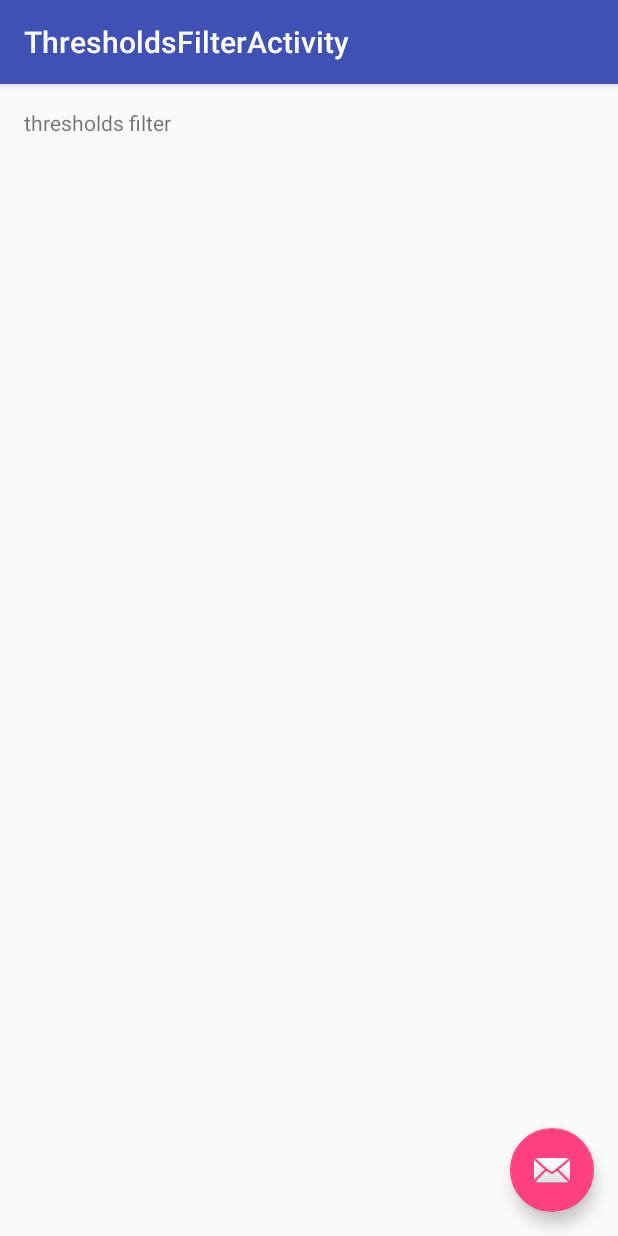
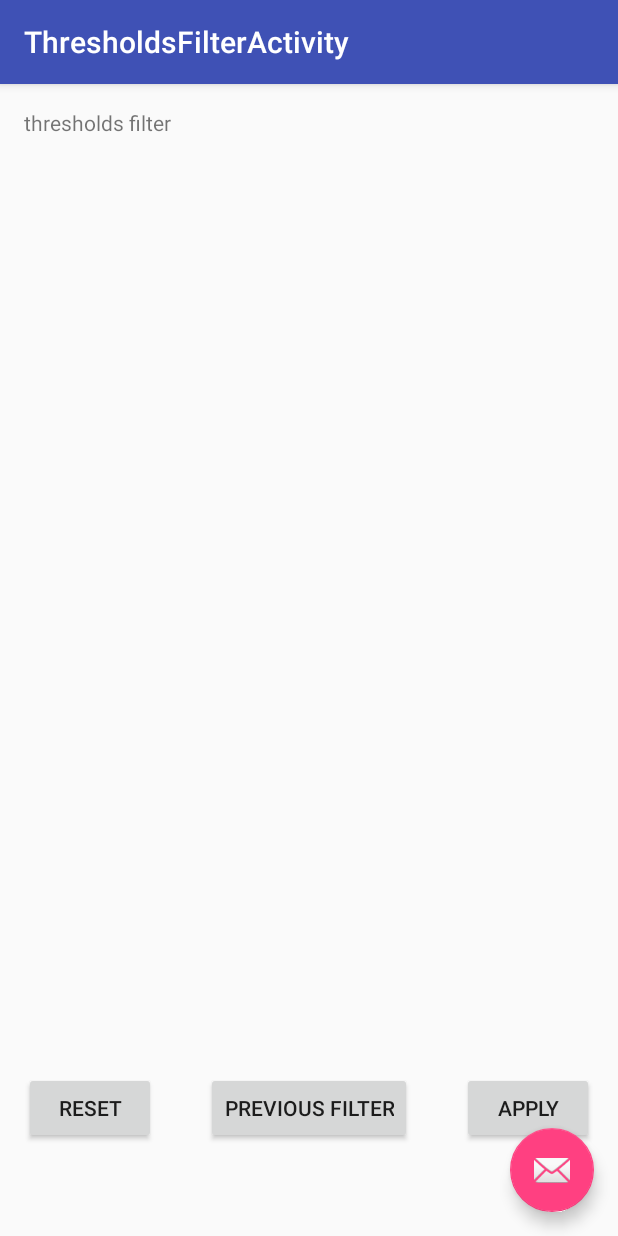
Before and after one commit to HUANG-Yu/Trunkmon, an Android app: the ThresholdsFilterActivity screen opened directly, with no data from a screen before it, on a phone screen of 412 x 824 dp. Run offline under Robolectric (Android 15) with nearby library versions, the phone set to English and light mode, and no system bars.

Commit message:
Merge remote-tracking branch 'origin/master'
# Conflicts:
#	app/src/main/java/net/idt/trunkmon/ThresholdsFilterActivity.java
ct

```diff
--- a/app/src/main/res/layout/content_thresholds_filter.xml
+++ b/app/src/main/res/layout/content_thresholds_filter.xml
@@ -20,4 +20,31 @@
         android:layout_alignParentTop="true"
         android:layout_alignParentLeft="true"
         android:layout_alignParentStart="true" />
+
+    <Button
+        android:layout_width="wrap_content"
+        android:layout_height="wrap_content"
+        android:id="@+id/tResetButton"
+        android:layout_alignTop="@+id/tApplyButton"
+        android:layout_alignParentLeft="true"
+        android:layout_alignParentStart="true"
+        android:text="Reset" />
+
+    <Button
+        android:layout_width="wrap_content"
+        android:layout_height="wrap_content"
+        android:text="Previous Filter"
+        android:id="@+id/tPreFilterButton"
+        android:layout_alignTop="@+id/tApplyButton"
+        android:layout_centerHorizontal="true" />
+
+    <Button
+        android:layout_width="wrap_content"
+        android:layout_height="wrap_content"
+        android:text="apply"
+        android:id="@+id/tApplyButton"
+        android:layout_alignParentBottom="true"
+        android:layout_alignParentRight="true"
+        android:layout_alignParentEnd="true"
+        android:layout_marginBottom="45dp" />
 </RelativeLayout>
```
Also changed, not shown: app/src/main/res/layout/content_violations_filter.xml (+26 -0 lines).
